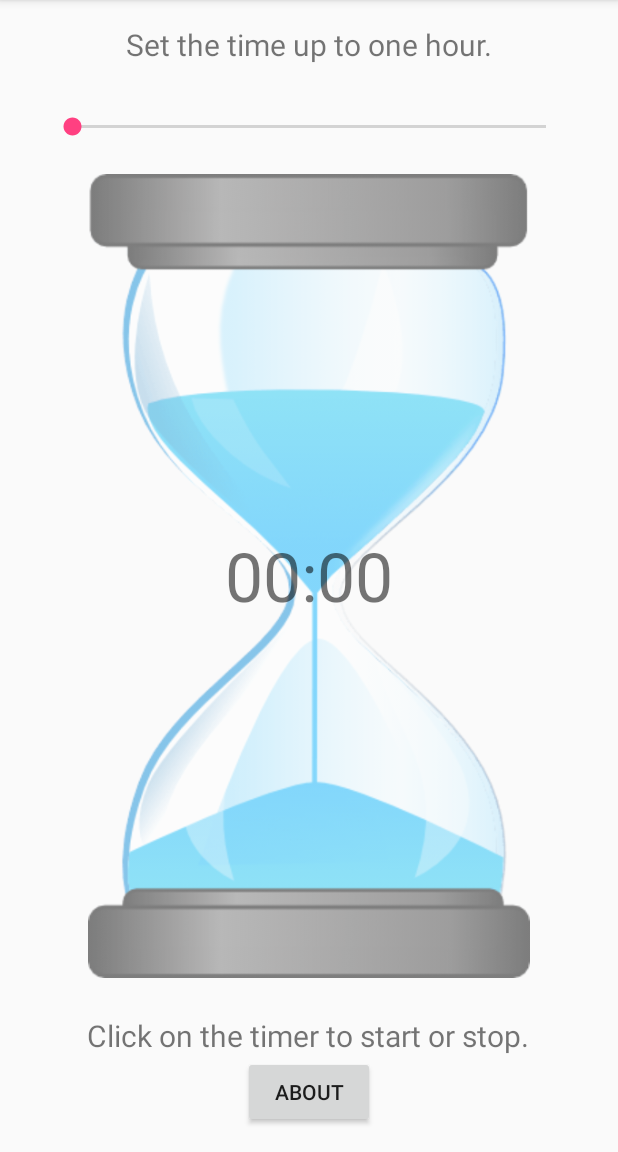
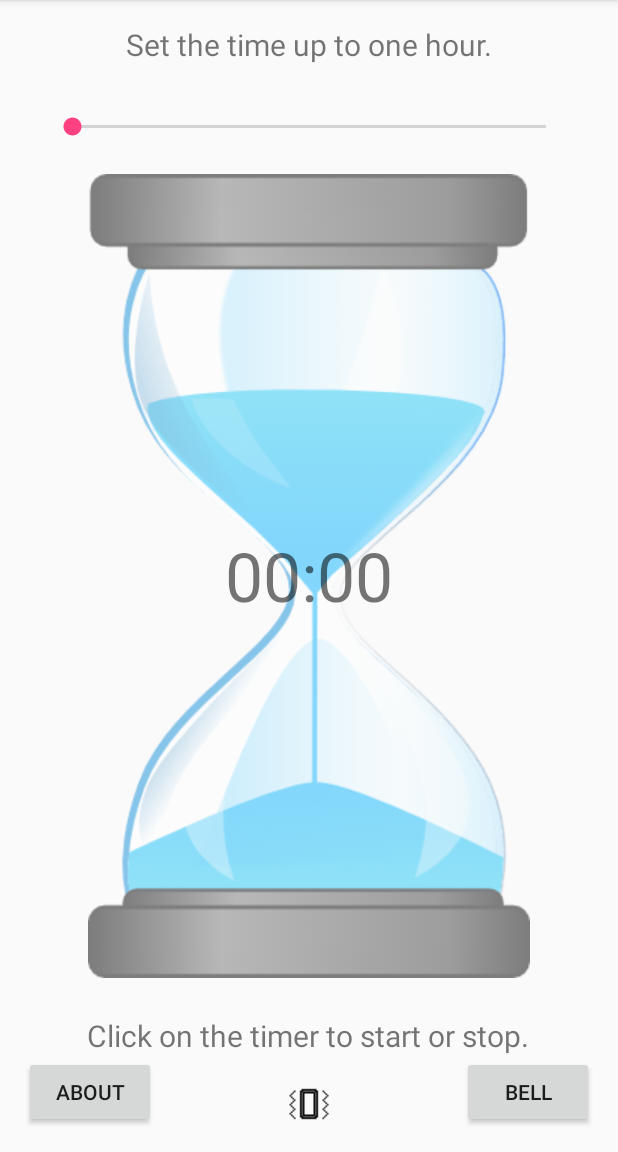
Before and after one commit to alaskalinuxuser/app_hourglass, an Android app: the screen it shows after launch (MainActivity), on a phone screen of 412 x 824 dp, the part 84-1236 px from its top. Run offline under Robolectric (Android 15) with nearby library versions, the phone set to English and light mode, and no system bars.

Commit message:
Version 1.2
Added more alarm sounds, and vibration on/off control.

```diff
--- a/app/build.gradle
+++ b/app/build.gradle
@@ -7,8 +7,8 @@ android {
         applicationId "com.alaskalinuxuser.hourglass"
         minSdkVersion 15
         targetSdkVersion 24
-        versionCode 2
-        versionName "1.1"
+        versionCode 3
+        versionName "1.2"
         testInstrumentationRunner "android.support.test.runner.AndroidJUnitRunner"
     }
     buildTypes {
--- a/app/src/main/java/com/alaskalinuxuser/hourglass/MainActivity.java
+++ b/app/src/main/java/com/alaskalinuxuser/hourglass/MainActivity.java
@@ -25,6 +25,7 @@ import android.support.v7.app.AppCompatActivity;
 import android.os.Bundle;
 import android.os.CountDownTimer;
 import android.view.View;
+import android.widget.Button;
 import android.widget.ImageView;
 import android.widget.SeekBar;
 import android.widget.TextView;
@@ -35,6 +36,9 @@ public class MainActivity extends AppCompatActivity {
 
     // Define the imageView.
     ImageView myHourGlass;
+    ImageView vibe;
+    // Define the sound choice button.
+    Button soundChoices;
     // Define the media player.
     MediaPlayer mp;
     // Define the text we wish to set.
@@ -46,11 +50,15 @@ public class MainActivity extends AppCompatActivity {
     // Define the integers.
     int maxTime;
     int curTime;
+    int soundNum;
     // Define the strings.
     String minutes;
     String seconds;
     String mi;
     String se;
+    String theButton;
+    // Declare our boolean.
+    boolean vibrateYes;
 
     // Get the application context for the notification.
     public Context context;
@@ -148,7 +156,7 @@ public class MainActivity extends AppCompatActivity {
                     myHourGlass.animate().rotation(0f).setDuration(1000).start();
 
                     //Play the sound file.
-                    mp.start();
+                    playThatSound();
 
                     // Set the time.
                     timeGoing.setText("00:00");
@@ -158,8 +166,12 @@ public class MainActivity extends AppCompatActivity {
                     timeUp.show();
 
                     // And vibrate, if the permission was granted, for 2 seconds.
-                    Vibrator vibRate = (Vibrator) getSystemService(Context.VIBRATOR_SERVICE);
-                    vibRate.vibrate(2000);
+                    if (vibrateYes) {
+
+                        Vibrator vibRate = (Vibrator) getSystemService(Context.VIBRATOR_SERVICE);
+                        vibRate.vibrate(2000);
+
+                    }
 
                 }
 
@@ -191,6 +203,20 @@ public class MainActivity extends AppCompatActivity {
 
     }
 
+    // Our method that is called to play whichever sound was chosen....
+    public void playThatSound() {
+
+        // Fancy footwork to turn thebutton into the integer for the sound we want.
+        int mpSound = getResources().getIdentifier(theButton, "raw", "com.alaskalinuxuser.hourglass");
+
+        // Define the sound file.
+        mp = MediaPlayer.create(this, mpSound);
+
+        //Play the sound file.
+        mp.start();
+
+    }
+
     @Override
     protected void onCreate(Bundle savedInstanceState) {
         super.onCreate(savedInstanceState);
@@ -199,15 +225,27 @@ public class MainActivity extends AppCompatActivity {
         // Define our context for our notification.
         context = getApplicationContext();
 
+        // Yes, we set vibrate to on by default.
+        vibrateYes = true;
+        vibe = (ImageView) findViewById(R.id.vibView);
+        vibe.setImageResource(R.drawable.vibs);
+
+
+        // Define our button for sound choice.
+        soundChoices = (Button)findViewById(R.id.choiceButton);
+
+        // So we set the default sound.
+        theButton = "shipbell";
+        soundNum = 1;
+        // And the default sound button text.
+        soundChoices.setText("Bell");
+
         // Set the timer boolean to true for stopped, since we just opened the app.
         stoppedTimer = true;
 
         // Define the resources.
         timeGoing = (TextView)findViewById(R.id.timerView);
         myHourGlass = (ImageView)findViewById(R.id.imageGlass);
-
-        // Define the sound file.
-        mp = MediaPlayer.create(this, R.raw.shipbell);
 
         // Define the maximum time in milliseconds.
         maxTime = 3600000;
@@ -248,6 +286,57 @@ public class MainActivity extends AppCompatActivity {
 
     }
 
+    // By request, a choice to change the sound used for the alarm.
+    public void choiceSound (View soundChoice) {
+
+        if (soundNum == 1) {
+
+            // So we set the new sound.
+            theButton = "horn";
+            soundNum = 2;
+            // And the default sound button text.
+            soundChoices.setText("Horn");
+
+        } else if (soundNum == 2){
+
+            // So we set the new sound.
+            theButton = "chirp";
+            soundNum = 3;
+            // And the default sound button text.
+            soundChoices.setText("chirp");
+
+        } else {
+
+            // So we set it back to the default sound.
+            theButton = "shipbell";
+            soundNum = 1;
+            // And the default sound button text.
+            soundChoices.setText("Bell");
+
+        }
+
+    }
+
+    public void vibChoice (View vibView) {
+
+        if (vibrateYes) {
+
+            // Set the boolean.
+            vibrateYes = false;
+            // Set the image.
+            vibe.setImageResource(R.drawable.novibs);
+
+        } else {
+
+            // Set the boolean.
+            vibrateYes = true;
+            // Set the image.
+            vibe.setImageResource(R.drawable.vibs);
+
+        }
+
+    }
+
     public void aboutClick (View v)
     {
         // Call an intent to go to the second screen when you click the about button.
--- a/app/src/main/res/layout/activity_main.xml
+++ b/app/src/main/res/layout/activity_main.xml
@@ -32,7 +32,7 @@
     <ImageView
         android:layout_width="match_parent"
         android:layout_height="wrap_content"
-        app:srcCompat="@drawable/hourglass"
+        android:src="@drawable/hourglass"
         android:id="@+id/imageGlass"
         android:layout_marginTop="100dp"
         android:layout_marginBottom="100dp"
@@ -48,15 +48,6 @@
         android:id="@+id/timerView"
         android:textSize="45dp" />
 
-    <Button
-        android:text="About"
-        android:layout_width="wrap_content"
-        android:layout_height="wrap_content"
-        android:id="@+id/aboutButton"
-        android:onClick="aboutClick"
-        android:layout_alignParentBottom="true"
-        android:layout_centerHorizontal="true" />
-
     <TextView
         android:text="Click on the timer to start or stop."
         android:layout_width="wrap_content"
@@ -66,4 +57,33 @@
         android:layout_above="@+id/aboutButton"
         android:layout_centerHorizontal="true" />
 
+    <Button
+        android:text="About"
+        android:layout_width="wrap_content"
+        android:layout_height="wrap_content"
+        android:id="@+id/aboutButton"
+        android:onClick="aboutClick"
+        android:layout_alignParentBottom="true"
+        android:layout_alignParentLeft="true"
+        android:layout_alignParentStart="true" />
+
+    <Button
+        android:text="Sound"
+        android:layout_width="wrap_content"
+        android:layout_height="wrap_content"
+        android:layout_below="@+id/textView2"
+        android:layout_alignParentRight="true"
+        android:layout_alignParentEnd="true"
+        android:id="@+id/choiceButton"
+        android:onClick="choiceSound" />
+
+    <ImageView
+        android:layout_width="wrap_content"
+        android:layout_height="wrap_content"
+        android:src="@drawable/vibs"
+        android:layout_alignParentBottom="true"
+        android:layout_centerHorizontal="true"
+        android:id="@+id/vibView"
+        android:onClick="vibChoice" />
+
 </RelativeLayout>
```
Also changed, not shown: app/src/main/res/drawable/novibs.png (added), app/src/main/res/drawable/vibs.png (added), 5 other files.
